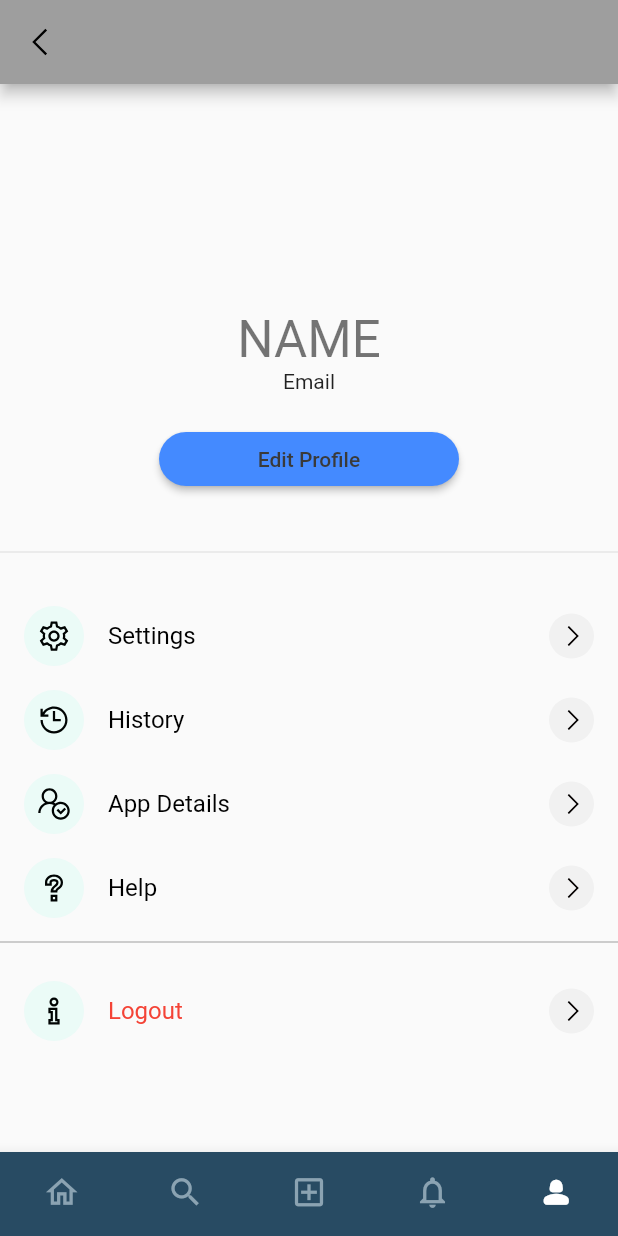
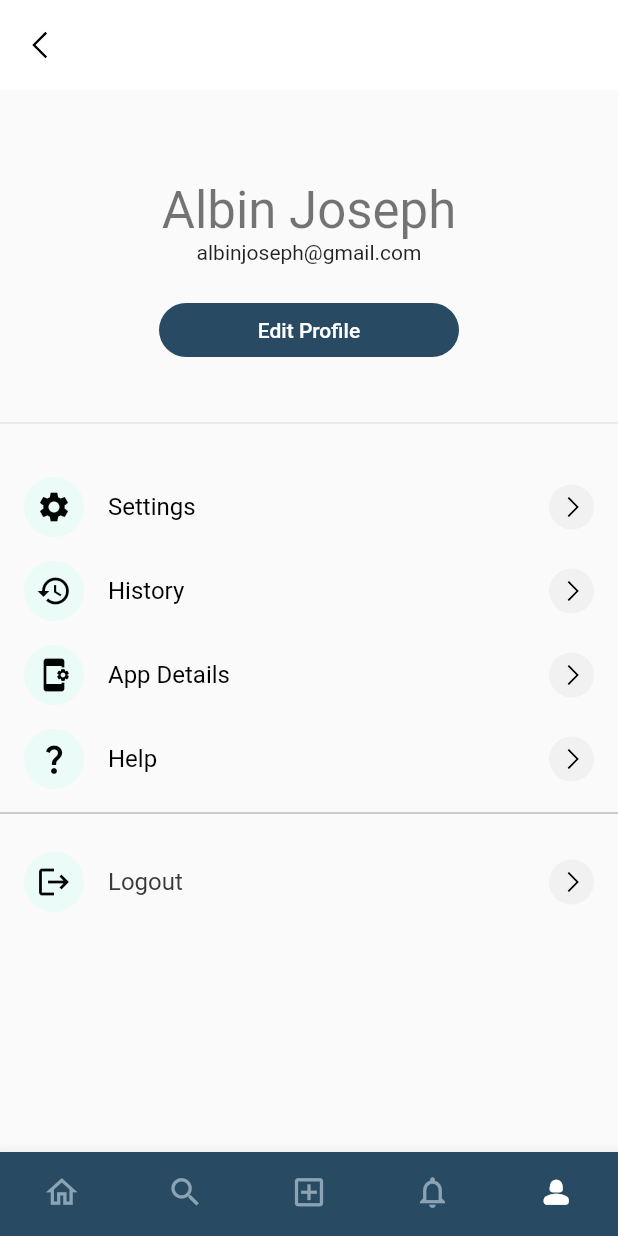
Before and after one commit to sreedharshm/FoodShare, a Flutter app: the screen it shows after launch, item 5 of the bottom bar chosen, on a phone screen of 412 x 824 dp. Run offline on Flutter 3.47's test engine with Material 2 defaults, Android fonts, the phone set to English and light mode, and no system bars; our stand-ins replace firebase_auth, firebase_core, google_fonts, line_awesome_flutter, percent_indicator; accounts and stored records are empty.

Commit message:
designing

```diff
--- a/lib/view/color.dart
+++ b/lib/view/color.dart
@@ -2,11 +2,11 @@ import 'package:flutter/material.dart';
 
 // ye use karo bhai
 const Color tdRed = Color(0xFFDA4040);
-const Color tdBlue = Color(0xFF5F52EE);
+const Color tdBlue = Color(0xFF284B63);
 
 const Color tdBlack = Color(0xFF3A3A3A);
 
-const Color tdGrey = Color.fromARGB(255, 225, 225, 225);
+const Color tdWhite = Color.fromARGB(255, 255, 255, 255);
 const Color tdBGcolor = Color.fromARGB(255, 233, 233, 233);
 
 const MaterialColor primary = MaterialColor(_primaryPrimaryValue, <int, Color>{
--- a/lib/view/navigation.dart
+++ b/lib/view/navigation.dart
@@ -6,6 +6,7 @@ import 'package:foodproject/view/home_screen.dart';
 import 'package:foodproject/view/notification_screen.dart';
 import 'package:foodproject/view/profile_screen.dart';
 import 'package:foodproject/view/search_screen.dart';
+import 'color.dart';
 
 class NavigationScreen extends StatefulWidget {
   const NavigationScreen({super.key});
@@ -43,7 +44,7 @@ class _NavigationScreenState extends State<NavigationScreen> {
         ),
         showSelectedLabels: false,
         showUnselectedLabels: false,
-        backgroundColor: const Color(0xFF284B63),
+        backgroundColor: tdBlue,
         onTap: onTap,
         currentIndex: value,
         selectedItemColor: Colors.white,
--- a/lib/view/profile_screen.dart
+++ b/lib/view/profile_screen.dart
@@ -12,6 +12,9 @@ class Profile1 extends StatelessWidget {
   Widget build(BuildContext context) {
     return Scaffold(
       appBar: AppBar(
+        backgroundColor: Colors.white,
+        shadowColor: Colors.transparent,
+        toolbarHeight: 60,
         leading: IconButton(
             onPressed: () {}, icon: const Icon(LineAwesomeIcons.angle_left)),
       ),
@@ -20,16 +23,16 @@ class Profile1 extends StatelessWidget {
           children: [
             SizedBox(
               width: 120,
-              height: 120,
+              height: 30,
               child: ClipRRect(
                 borderRadius: BorderRadius.circular(100),
                 //child: const Image(image: AssetImage('ProfileImage')),
               ),
             ),
             const SizedBox(height: 30),
-            Text('NAME',
+            Text('Albin Joseph',
                 style: Theme.of(context).textTheme.headlineMedium),
-            Text('Email',
+            Text('albinjoseph@gmail.com',
                 style: Theme.of(context).textTheme.bodyMedium),
             const SizedBox(height: 20),
             SizedBox(
@@ -37,11 +40,12 @@ class Profile1 extends StatelessWidget {
               child: ElevatedButton(
                 onPressed: () {},
                 style: ElevatedButton.styleFrom(
-                    backgroundColor: Colors.blueAccent,
+                    backgroundColor: tdBlue,
                     side: BorderSide.none,
+                    elevation: 0,
                     shape: const StadiumBorder()),
                 child: const Text('Edit Profile',
-                    style: TextStyle(color: tdBlack)),
+                    style: TextStyle(color: tdWhite)),
               ),
             ),
             const SizedBox(height: 30),
@@ -49,30 +53,30 @@ class Profile1 extends StatelessWidget {
             const SizedBox(height: 20),
             ProfileMenuWidget(
               title: 'Settings',
-              icon: LineAwesomeIcons.cog,
+              icon: Icons.settings,
               onPress: () {},
             ),
             ProfileMenuWidget(
               title: 'History',
-              icon: LineAwesomeIcons.history,
+              icon: Icons.history,
               onPress: () {},
             ),
             ProfileMenuWidget(
               title: 'App Details',
-              icon: LineAwesomeIcons.user_check,
+              icon: Icons.app_settings_alt,
               onPress: () {},
             ),
             ProfileMenuWidget(
               title: 'Help',
-              icon: LineAwesomeIcons.question,
+              icon: Icons.question_mark,
               onPress: () {},
             ),
             const Divider(color: Colors.grey),
             const SizedBox(height: 10),
             ProfileMenuWidget(
               title: 'Logout',
-              icon: LineAwesomeIcons.info,
-              textColor: Colors.red,
+              icon: Icons.logout,
+              textColor: tdBlack,
               onPress: () {},
             ),
             // ProfileMenuWidget(
@@ -81,7 +85,7 @@ class Profile1 extends StatelessWidget {
             //   textColor: Colors.red,
             //   endIcon: false,
             //   onPress: () {},
-           // ),
+            // ),
           ],
         ),
       ),
```
